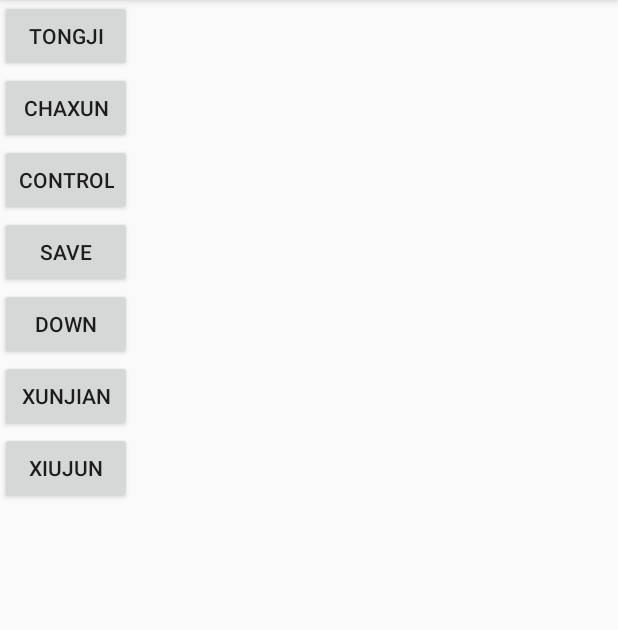
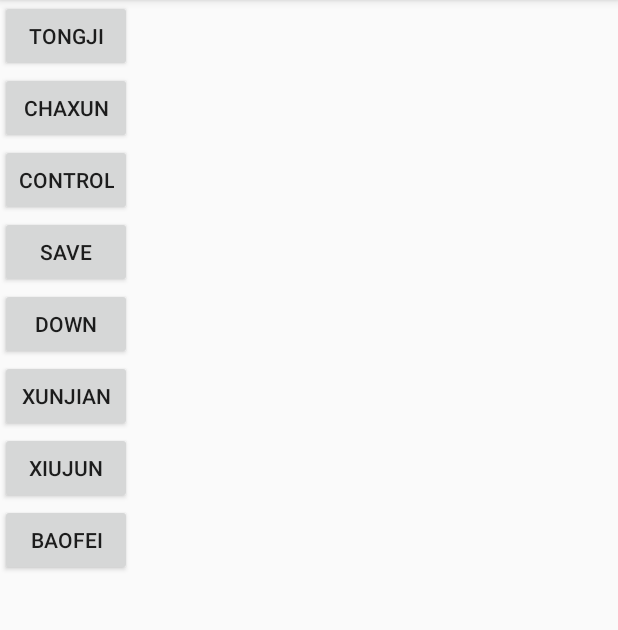
Before and after one commit to ActTerr/device_android, an Android app: the screen it shows after launch (MainActivity), on a phone screen of 412 x 824 dp, the part 84-714 px from its top. Run offline under Robolectric (Android 15) with nearby library versions, the phone set to English and light mode, and no system bars; our stand-ins replace ButterKnife.

Commit message:
完成服务器调试

```diff
--- a/app/src/main/java/mac/yk/devicemanagement/controller/activity/DetailActivity.java
+++ b/app/src/main/java/mac/yk/devicemanagement/controller/activity/DetailActivity.java
@@ -285,7 +285,7 @@ public class DetailActivity extends AppCompatActivity {
                             progressDialog.dismiss();
                             if (result != null && result.getRetCode() == I.RESULT.SUCCESS) {
                                 device = (Device) result.getRetData();
-                                MyApplication.getDevice().setZhuangtai(device.getZhuangtai());
+                                MyApplication.getDevice().setStatus(device.getStatus());
 //                                setArguments();
                             } else {
                                 Toast.makeText(context, "请求失败！", Toast.LENGTH_SHORT).show();
--- a/app/src/main/res/layout/activity_gesture.xml
+++ b/app/src/main/res/layout/activity_gesture.xml
@@ -53,7 +53,7 @@
             android:layout_width="wrap_content"
             android:layout_height="wrap_content" />
     </LinearLayout>
-    <view
+    <View
         android:layout_marginLeft="30dp"
         android:layout_width="match_parent"
         android:layout_height="1dp"
--- a/testserver/src/main/java/mac/yk/testserver/I.java
+++ b/testserver/src/main/java/mac/yk/testserver/I.java
@@ -1,6 +1,8 @@
 package mac.yk.testserver;
 
 public interface I {
+
+
 
     interface REQUEST{
         String DOWNWEIXIU="downloadWeiXiu";
@@ -11,10 +13,20 @@ public interface I {
         String CONTROL="control";
         String SAVE="save";
         String LOGOUT="logOut";
-        String SERVER_ROOT="http://192.168.0.28:8080/deviceManagement/Server?request=";
+        String SERVER_ROOT="http://192.168.1.100:8080/deviceManagement/Server?request=";
         String XUNJIAN="xunjian";
         String XIUJUN="xiujun";
         String LOGIN="login";
+        String BAOFEI="baofei";
+        String DOWNDEVICE="downDevice";
+        String DOWNSCRAP="downScrap";
+    }
+    interface BAOFEI{
+        String TABLENAME="baofei";
+        String DID="Did";
+        String DNAME="Dname";
+        String REMARK="remark";
+        String USER="user";
     }
 
     interface RESULT{
@@ -30,6 +42,7 @@ public interface I {
         int WEIXIU=4;
         int XIUJUN=5;
         int XUNJIAN=6;
+        int BEIYONG=7;
     }
     interface DNAME{
         int DIANTAI=1;
@@ -44,7 +57,7 @@ public interface I {
     interface DEVICE{
         String TABLENAME="device";
         String DID="Did";
-        String DNAME="name";
+        String DNAME="Dname";
         String CHUCHANG="chuchang";
         String STATUS="status";
         String XUNJIAN="xunjian";
@@ -56,6 +69,7 @@ public interface I {
     }
 
     interface WEIXIU{
+        String ID="id";
         String TABLENAME="weixiu";
         String WXDATE="wxDate";
         String DID="Did";
--- a/testserver/src/main/java/mac/yk/testserver/OkHttpUtils.java
+++ b/testserver/src/main/java/mac/yk/testserver/OkHttpUtils.java
@@ -3,6 +3,7 @@ package mac.yk.testserver;
 import android.content.Context;
 import android.os.Handler;
 import android.os.Message;
+import android.util.Log;
 
 import com.google.gson.Gson;
 
@@ -342,6 +343,7 @@ public class OkHttpUtils<T> {
             @Override
             public void onResponse(Call call, Response response) throws IOException {
                 String json = response.body().string();
+                Log.e("main",""+mClazz.getName());
                 if(mClazz.equals(String.class)){
                     Message msg = Message.obtain();
                     msg.what = RESULT_SUCCESS;
--- a/testserver/src/main/java/mac/yk/testserver/bean/Weixiu.java
+++ b/testserver/src/main/java/mac/yk/testserver/bean/Weixiu.java
@@ -1,7 +1,7 @@
 package mac.yk.testserver.bean;
 
 import java.io.Serializable;
-import java.sql.Date;
+import java.util.Date;
 
 public class Weixiu implements Serializable {
     Date wxDate;
--- a/testserver/src/main/java/mac/yk/testserver/bean/Xunjian.java
+++ b/testserver/src/main/java/mac/yk/testserver/bean/Xunjian.java
@@ -1,7 +1,7 @@
 package mac.yk.testserver.bean;
 
 import java.io.Serializable;
-import java.sql.Date;
+import java.util.Date;
 
 public class Xunjian implements Serializable {
     Date xjDate;
--- a/testserver/src/main/java/mac/yk/testserver/model/IModel.java
+++ b/testserver/src/main/java/mac/yk/testserver/model/IModel.java
@@ -6,6 +6,7 @@ import android.content.Context;
 import mac.yk.testserver.OkHttpUtils;
 import mac.yk.testserver.bean.Device;
 import mac.yk.testserver.bean.Result;
+import mac.yk.testserver.bean.Scrap;
 import mac.yk.testserver.bean.Weixiu;
 import mac.yk.testserver.bean.Xunjian;
 
@@ -36,4 +37,10 @@ public interface IModel {
     void xunjian(Context context, String userName, String Did, String status, String remark, OkHttpUtils.OnCompleteListener<Result> callback);
 
     void xiujun(Context context, String userName, String Did, boolean translate, String remark, OkHttpUtils.OnCompleteListener<Result> callback);
+
+    void baofei(Context context,String name,String Dname,String Did,String remark,OkHttpUtils.OnCompleteListener<Result> callback);
+
+    void downScrap(Context context, int page, int size, OkHttpUtils.OnCompleteListener<Scrap[]> callback);
+
+    void downDevice(Context context,int page,int size,OkHttpUtils.OnCompleteListener<Device[]> callback);
 }
--- a/testserver/src/main/res/layout/activity_main.xml
+++ b/testserver/src/main/res/layout/activity_main.xml
@@ -40,4 +40,9 @@
         android:layout_width="wrap_content"
         android:layout_height="wrap_content"
         android:id="@+id/xiujun"/>
+    <Button
+        android:id="@+id/baofei"
+        android:layout_width="wrap_content"
+        android:layout_height="wrap_content"
+        android:text="baofei"/>
 </LinearLayout>
```
Also changed, not shown: testserver/src/main/java/mac/yk/testserver/MainActivity.java (+77 -29 lines), testserver/src/main/java/mac/yk/testserver/bean/Scrap.java (added, +41 -0 lines), testserver/src/main/java/mac/yk/testserver/model/Model.java (+33 -0 lines).
